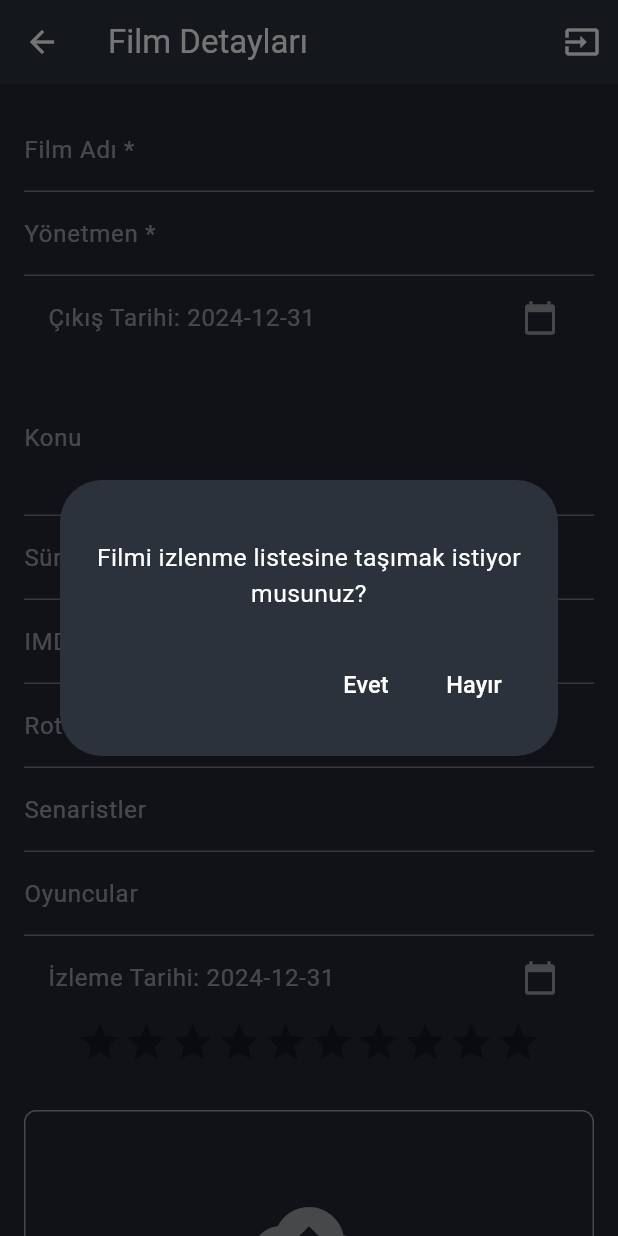
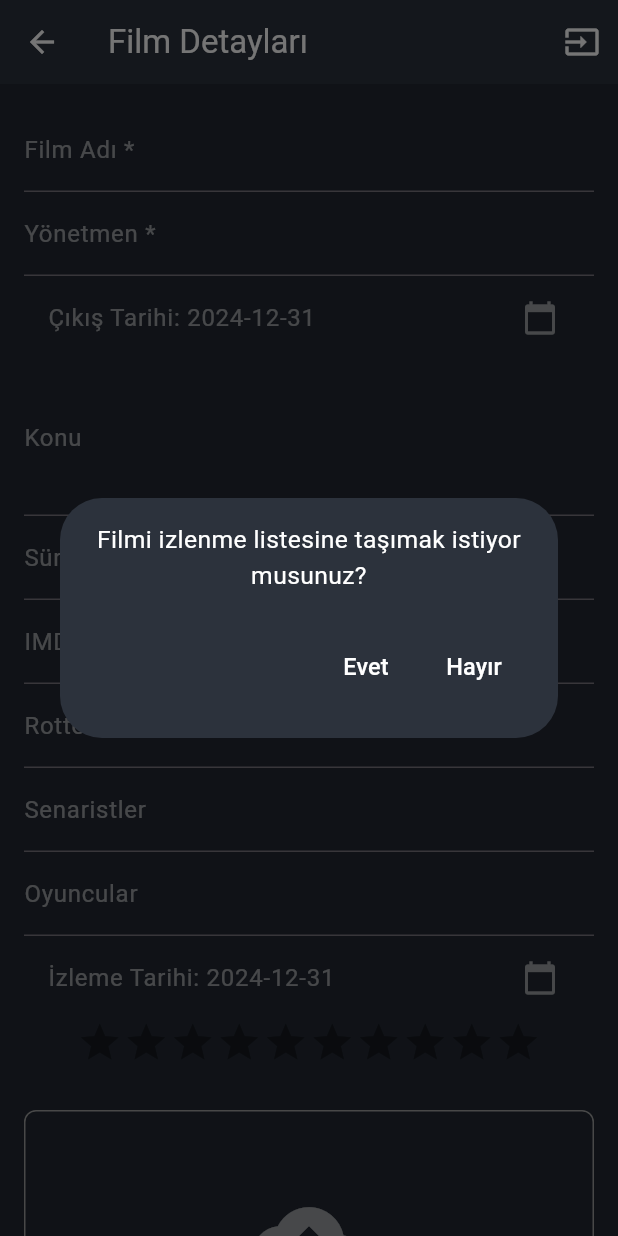
Before and after one commit to MertAliUzun/movie_collections_mobile, a Flutter app: the EditMovieScreen screen opened directly with empty values, after a tap on the "input" icon, on a phone screen of 412 x 824 dp. Run offline on Flutter 3.47's test engine with Material 3 defaults, Android fonts, the phone set to English and light mode, and no system bars; drawn by our look-alikes of flutter_rating_bar; our stand-ins replace flutter_dotenv, image_picker, shared_preferences, supabase_flutter; missing offline and left inert: cloudinary_public; accounts and stored records are empty.

Commit message:
v 1.8 (fixed bugs)

```diff
--- a/lib/models/movie_model.dart
+++ b/lib/models/movie_model.dart
@@ -22,6 +22,7 @@ class Movie {
         {"id": 654321, "name": "Justin Theroux", "character": "Tramp", "order": 2}
       ],*/
   //final int customSortOrder;
+  //final String? customSortTitle
   //final double? budget;
   //final double? revenue;
 
--- a/lib/screens/edit_movie_screen.dart
+++ b/lib/screens/edit_movie_screen.dart
@@ -187,7 +187,6 @@ class _EditMovieScreenState extends State<EditMovieScreen> {
       builder: (context) {
         return AlertDialog(
           backgroundColor:  Color.fromARGB(255, 44, 50, 60),
-          title: Spacer(),
           content: Text(textAlign: TextAlign.center, style: TextStyle(fontSize: screenWidth * 0.04, color: Colors.white), widget.isFromWishlist ? 'Filmi koleksiyona taşımak istiyor musunuz?' : 'Filmi izlenme listesine taşımak istiyor musunuz?'),
           actions: [
             TextButton(
```
